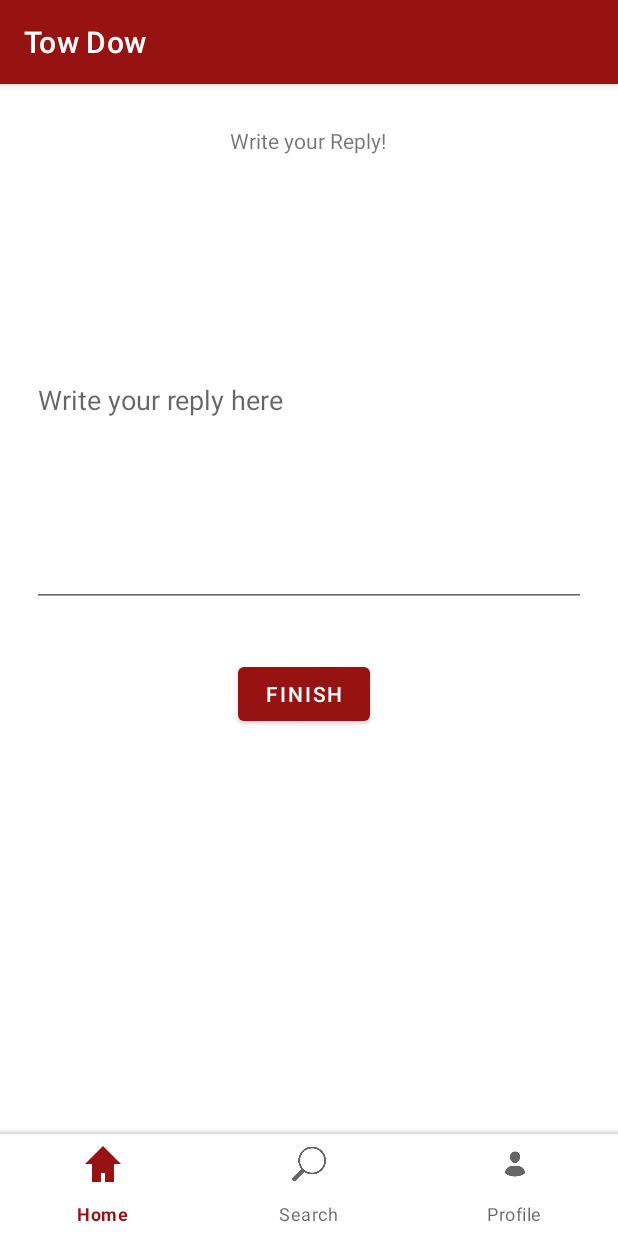
After one commit to sticksung/Tow-Dow, an Android app: the ReplyFragment screen opened through its navigation route, on a phone screen of 412 x 824 dp. The commit adds this screen. Run offline under Robolectric (Android 15) with nearby library versions, the phone set to English and light mode, and no system bars; our stand-ins replace Firebase (no records; nobody signed in at launch, a user with empty details on screens opened directly), navigation-ui.

Commit message:
Added Reply Fragment

```diff
--- a/app/src/main/java/com/example/towdow/ForumPostFragment.kt
+++ b/app/src/main/java/com/example/towdow/ForumPostFragment.kt
@@ -5,11 +5,13 @@ import androidx.fragment.app.Fragment
 import android.view.LayoutInflater
 import android.view.View
 import android.view.ViewGroup
+import android.widget.Button
+import androidx.navigation.findNavController
 import com.example.towdow.databinding.HomeFragmentBinding
 
 class ForumPostFragment : Fragment() {
 
-    private var _binding: HomeFragmentBinding? =null
+    private var _binding: ForumPostFragment? =null
     private val binding get() =_binding!!
 
     override fun onCreateView(
@@ -19,6 +21,10 @@ class ForumPostFragment : Fragment() {
 
         val view = inflater.inflate(R.layout.forum_post_fragment, container, false)
 
+        view.findViewById<Button>(R.id.reply_button).setOnClickListener {
+            view.findNavController().navigate(R.id.action_forumPostFragment_to_replyFragment)
+        }
+
         return view
     }
 }
--- /dev/null
+++ b/app/src/main/java/com/example/towdow/ReplyFragment.kt
@@ -0,0 +1,27 @@
+package com.example.towdow
+
+import android.os.Bundle
+import androidx.fragment.app.Fragment
+import android.view.LayoutInflater
+import android.view.View
+import android.view.ViewGroup
+import android.widget.Button
+import androidx.navigation.findNavController
+
+
+class ReplyFragment : Fragment() {
+
+    override fun onCreateView(
+        inflater: LayoutInflater, container: ViewGroup?,
+        savedInstanceState: Bundle?
+    ): View? {
+        val view = inflater.inflate(R.layout.reply_fragment, container, false)
+
+        view.findViewById<Button>(R.id.finish_reply_button).setOnClickListener {
+            view.findNavController().navigate(R.id.action_replyFragment_to_forumPostFragment)
+        }
+
+        return view
+    }
+
+}
--- a/app/src/main/res/layout/forum_post_fragment.xml
+++ b/app/src/main/res/layout/forum_post_fragment.xml
@@ -48,13 +48,25 @@
 
         <androidx.recyclerview.widget.RecyclerView
             android:id="@+id/reply_list"
-            android:layout_width="409dp"
-            android:layout_height="370dp"
+            android:layout_width="415dp"
+            android:layout_height="367dp"
             android:layout_marginStart="1dp"
             android:layout_marginTop="1dp"
             android:layout_marginEnd="1dp"
             app:layout_constraintEnd_toEndOf="parent"
             app:layout_constraintStart_toStartOf="parent"
             app:layout_constraintTop_toBottomOf="@+id/post_description_text" />
+
+        <Button
+            android:id="@+id/reply_button"
+            android:layout_width="wrap_content"
+            android:layout_height="wrap_content"
+            android:layout_marginStart="41dp"
+            android:layout_marginTop="16dp"
+            android:layout_marginEnd="16dp"
+            android:text="@string/reply"
+            app:layout_constraintEnd_toEndOf="parent"
+            app:layout_constraintStart_toEndOf="@+id/forum_post_image"
+            app:layout_constraintTop_toTopOf="parent" />
     </androidx.constraintlayout.widget.ConstraintLayout>
 </FrameLayout>
--- /dev/null
+++ b/app/src/main/res/layout/reply_fragment.xml
@@ -0,0 +1,51 @@
+<?xml version="1.0" encoding="utf-8"?>
+<FrameLayout xmlns:android="http://schemas.android.com/apk/res/android"
+    xmlns:app="http://schemas.android.com/apk/res-auto"
+    xmlns:tools="http://schemas.android.com/tools"
+    android:layout_width="match_parent"
+    android:layout_height="match_parent"
+    tools:context=".ReplyFragment">
+
+    <androidx.constraintlayout.widget.ConstraintLayout
+        android:layout_width="match_parent"
+        android:layout_height="match_parent">
+
+        <TextView
+            android:id="@+id/write_reply_text"
+            android:layout_width="wrap_content"
+            android:layout_height="wrap_content"
+            android:layout_marginStart="152dp"
+            android:layout_marginTop="28dp"
+            android:layout_marginEnd="153dp"
+            android:text="@string/write_your_reply"
+            app:layout_constraintEnd_toEndOf="parent"
+            app:layout_constraintStart_toStartOf="parent"
+            app:layout_constraintTop_toTopOf="parent" />
+
+        <EditText
+            android:id="@+id/reply_enter"
+            android:layout_width="369dp"
+            android:layout_height="276dp"
+            android:layout_marginStart="21dp"
+            android:layout_marginTop="25dp"
+            android:layout_marginEnd="21dp"
+            android:ems="10"
+            android:hint="@string/write_your_reply_here"
+            android:inputType="textPersonName"
+            app:layout_constraintEnd_toEndOf="parent"
+            app:layout_constraintStart_toStartOf="parent"
+            app:layout_constraintTop_toBottomOf="@+id/write_reply_text" />
+
+        <Button
+            android:id="@+id/finish_reply_button"
+            android:layout_width="wrap_content"
+            android:layout_height="wrap_content"
+            android:layout_marginStart="158dp"
+            android:layout_marginTop="34dp"
+            android:layout_marginEnd="165dp"
+            android:text="@string/finish"
+            app:layout_constraintEnd_toEndOf="parent"
+            app:layout_constraintStart_toStartOf="parent"
+            app:layout_constraintTop_toBottomOf="@+id/reply_enter" />
+    </androidx.constraintlayout.widget.ConstraintLayout>
+</FrameLayout>
--- a/app/src/main/res/navigation/nav_graph.xml
+++ b/app/src/main/res/navigation/nav_graph.xml
@@ -123,7 +123,11 @@
         android:id="@+id/forumPostFragment"
         android:name="com.example.towdow.ForumPostFragment"
         android:label="forum_post_fragment"
-        tools:layout="@layout/forum_post_fragment" />
+        tools:layout="@layout/forum_post_fragment" >
+        <action
+            android:id="@+id/action_forumPostFragment_to_replyFragment"
+            app:destination="@id/replyFragment" />
+    </fragment>
     <fragment
         android:id="@+id/forumCreateFragment"
         android:name="com.example.towdow.ForumCreateFragment"
@@ -137,10 +141,23 @@
         android:id="@+id/createPostFragment"
         android:name="com.example.towdow.CreatePostFragment"
         android:label="create_post_fragment"
-        tools:layout="@layout/create_post_fragment" />
+        tools:layout="@layout/create_post_fragment" >
+        <action
+            android:id="@+id/action_createPostFragment_self"
+            app:destination="@id/createPostFragment" />
+    </fragment>
     <fragment
         android:id="@+id/createCategoryFragment"
         android:name="com.example.towdow.CreateCategoryFragment"
         android:label="create_category_fragment"
         tools:layout="@layout/create_category_fragment" />
+    <fragment
+        android:id="@+id/replyFragment"
+        android:name="com.example.towdow.ReplyFragment"
+        android:label="reply_fragment"
+        tools:layout="@layout/reply_fragment" >
+        <action
+            android:id="@+id/action_replyFragment_to_forumPostFragment"
+            app:destination="@id/forumPostFragment" />
+    </fragment>
 </navigation>
--- a/app/src/main/res/values/strings.xml
+++ b/app/src/main/res/values/strings.xml
@@ -37,4 +37,8 @@
     <string name="home">Home</string>
     <string name="search">Search</string>
     <string name="profile">Profile</string>
+    <string name="reply">REPLY</string>
+    <string name="write_your_reply">Write your Reply!</string>
+    <string name="write_your_reply_here">Write your reply here</string>
+    <string name="finish">Finish</string>
 </resources>
```
